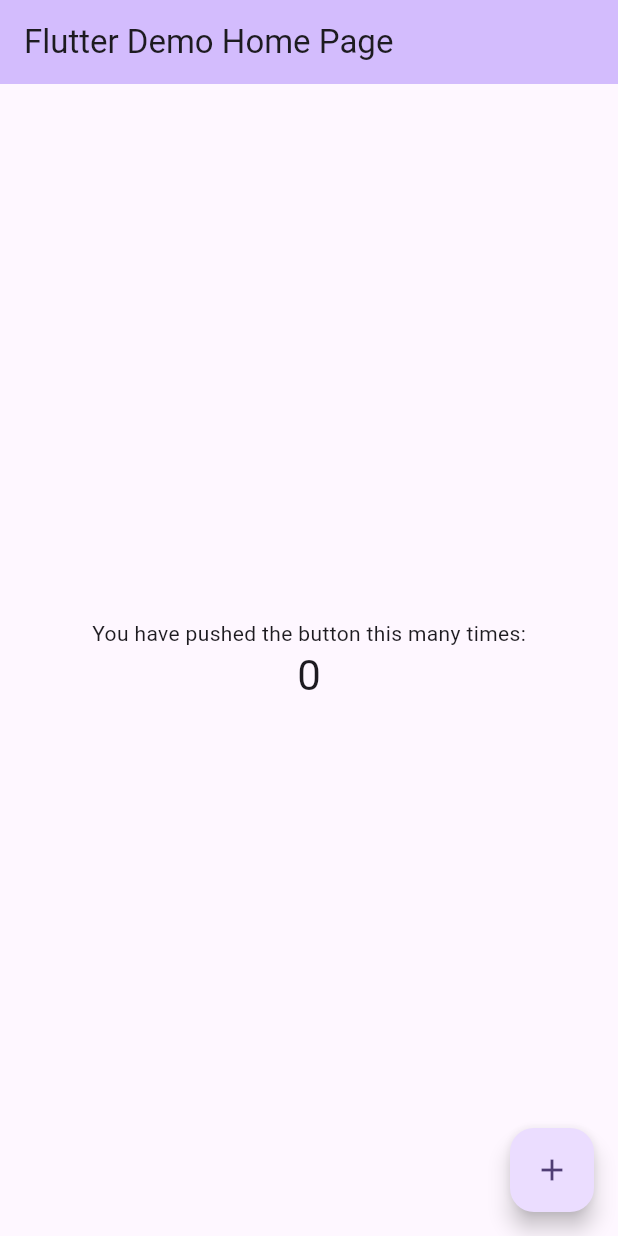
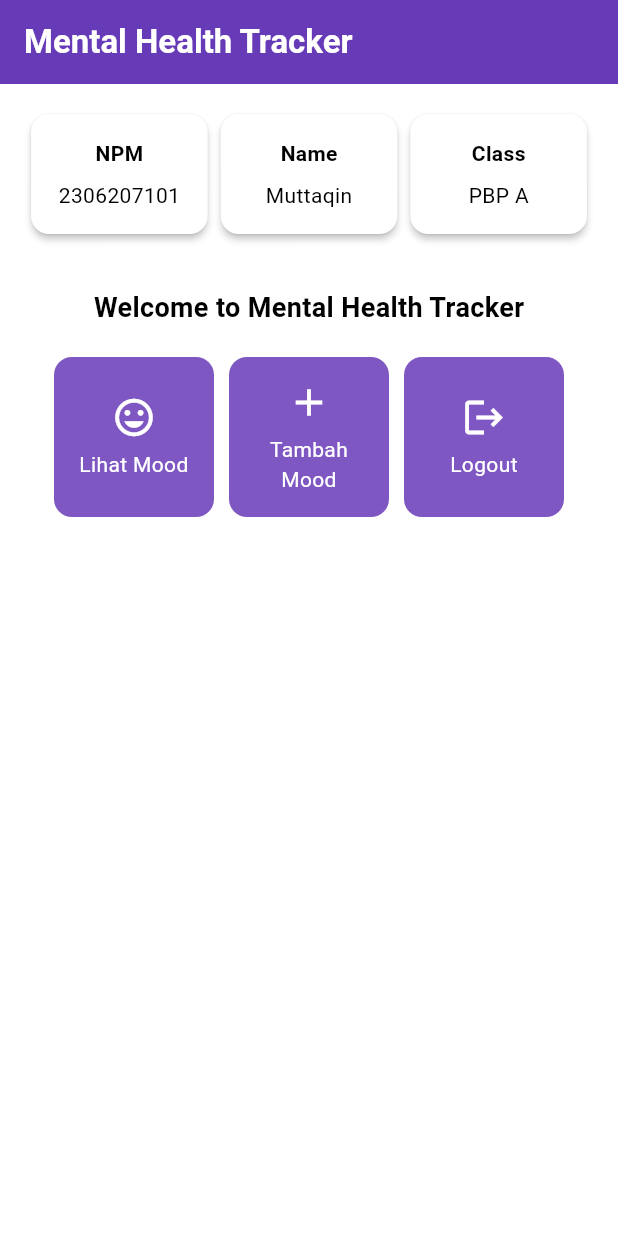
Before and after one commit to muttyqt15/mental-health-tracker-mobile, a Flutter app: the screen it shows after launch, on a phone screen of 412 x 824 dp. Run offline on Flutter 3.47's test engine with Material 3 defaults, Android fonts, the phone set to English and light mode, and no system bars.

Commit message:
feat: tutorial 6

```diff
--- a/lib/main.dart
+++ b/lib/main.dart
@@ -1,4 +1,5 @@
 import 'package:flutter/material.dart';
+import 'package:mental_health_tracker/menu.dart';
 
 void main() {
   runApp(const MyApp());
@@ -11,7 +12,7 @@ class MyApp extends StatelessWidget {
   @override
   Widget build(BuildContext context) {
     return MaterialApp(
-      title: 'Flutter Demo',
+      title: 'Flutter Page',
       theme: ThemeData(
         // This is the theme of your application.
         //
@@ -28,98 +29,12 @@ class MyApp extends StatelessWidget {
         //
         // This works for code too, not just values: Most code changes can be
         // tested with just a hot reload.
-        colorScheme: ColorScheme.fromSeed(seedColor: Colors.deepPurple),
+        colorScheme: ColorScheme.fromSwatch(
+          primarySwatch: Colors.deepPurple,
+        ).copyWith(secondary: Colors.deepPurple[400]),
         useMaterial3: true,
       ),
-      home: const MyHomePage(title: 'Flutter Demo Home Page'),
+      home: MyHomePage(),
     );
   }
 }
-
-class MyHomePage extends StatefulWidget {
-  const MyHomePage({super.key, required this.title});
-
-  // This widget is the home page of your application. It is stateful, meaning
-  // that it has a State object (defined below) that contains fields that affect
-  // how it looks.
-
-  // This class is the configuration for the state. It holds the values (in this
-  // case the title) provided by the parent (in this case the App widget) and
-  // used by the build method of the State. Fields in a Widget subclass are
-  // always marked "final".
-
-  final String title;
-
-  @override
-  State<MyHomePage> createState() => _MyHomePageState();
-}
-
-class _MyHomePageState extends State<MyHomePage> {
-  int _counter = 0;
-
-  void _incrementCounter() {
-    setState(() {
-      // This call to setState tells the Flutter framework that something has
-      // changed in this State, which causes it to rerun the build method below
-      // so that the display can reflect the updated values. If we changed
-      // _counter without calling setState(), then the build method would not be
-      // called again, and so nothing would appear to happen.
-      _counter++;
-    });
-  }
-
-  @override
-  Widget build(BuildContext context) {
-    // This method is rerun every time setState is called, for instance as done
-    // by the _incrementCounter method above.
-    //
-    // The Flutter framework has been optimized to make rerunning build methods
-    // fast, so that you can just rebuild anything that needs updating rather
-    // than having to individually change instances of widgets.
-    return Scaffold(
-      appBar: AppBar(
-        // TRY THIS: Try changing the color here to a specific color (to
-        // Colors.amber, perhaps?) and trigger a hot reload to see the AppBar
-        // change color while the other colors stay the same.
-        backgroundColor: Theme.of(context).colorScheme.inversePrimary,
-        // Here we take the value from the MyHomePage object that was created by
-        // the App.build method, and use it to set our appbar title.
-        title: Text(widget.title),
-      ),
-      body: Center(
-        // Center is a layout widget. It takes a single child and positions it
-        // in the middle of the parent.
-        child: Column(
-          // Column is also a layout widget. It takes a list of children and
-          // arranges them vertically. By default, it sizes itself to fit its
-          // children horizontally, and tries to be as tall as its parent.
-          //
-          // Column has various properties to control how it sizes itself and
-          // how it positions its children. Here we use mainAxisAlignment to
-          // center the children vertically; the main axis here is the vertical
-          // axis because Columns are vertical (the cross axis would be
-          // horizontal).
-          //
-          // TRY THIS: Invoke "debug painting" (choose the "Toggle Debug Paint"
-          // action in the IDE, or press "p" in the console), to see the
-          // wireframe for each widget.
-          mainAxisAlignment: MainAxisAlignment.center,
-          children: <Widget>[
-            const Text(
-              'You have pushed the button this many times:',
-            ),
-            Text(
-              '$_counter',
-              style: Theme.of(context).textTheme.headlineMedium,
-            ),
-          ],
-        ),
-      ),
-      floatingActionButton: FloatingActionButton(
-        onPressed: _incrementCounter,
-        tooltip: 'Increment',
-        child: const Icon(Icons.add),
-      ), // This trailing comma makes auto-formatting nicer for build methods.
-    );
-  }
-}
--- /dev/null
+++ b/lib/menu.dart
@@ -0,0 +1,186 @@
+import 'package:flutter/material.dart';
+
+class MyHomePage extends StatelessWidget  {
+  MyHomePage({super.key});
+
+  final String npm = '2306207101';
+  final String name = 'Muttaqin';
+  final String pbp_class = 'PBP A';
+
+  final List<ItemHomepage> items = [
+    ItemHomepage("Lihat Mood", Icons.mood),
+    ItemHomepage("Tambah Mood", Icons.add),
+    ItemHomepage("Logout", Icons.logout),
+  ];
+
+  @override
+  Widget build(BuildContext context) {
+    // Scaffold menyediakan struktur dasar halaman dengan AppBar dan body.
+    return Scaffold(
+      // AppBar adalah bagian atas halaman yang menampilkan judul.
+      appBar: AppBar(
+        // Judul aplikasi "Mental Health Tracker" dengan teks putih dan tebal.
+        title: const Text(
+          'Mental Health Tracker',
+          style: TextStyle(
+            color: Colors.white,
+            fontWeight: FontWeight.bold,
+          ),
+        ),
+        // Warna latar belakang AppBar diambil dari skema warna tema aplikasi.
+        backgroundColor: Theme.of(context).colorScheme.primary,
+      ),
+      // Body halaman dengan padding di sekelilingnya.
+      body: Padding(
+        padding: const EdgeInsets.all(16.0),
+        // Menyusun widget secara vertikal dalam sebuah kolom.
+        child: Column(
+          crossAxisAlignment: CrossAxisAlignment.center,
+          children: [
+            // Row untuk menampilkan 3 InfoCard secara horizontal.
+            Row(
+              mainAxisAlignment: MainAxisAlignment.spaceEvenly,
+              children: [
+                InfoCard(title: 'NPM', content: npm),
+                InfoCard(title: 'Name', content: name),
+                InfoCard(title: 'Class', content: pbp_class),
+              ],
+            ),
+
+            // Memberikan jarak vertikal 16 unit.
+            const SizedBox(height: 16.0),
+
+            // Menempatkan widget berikutnya di tengah halaman.
+            Center(
+              child: Column(
+                // Menyusun teks dan grid item secara vertikal.
+
+                children: [
+                  // Menampilkan teks sambutan dengan gaya tebal dan ukuran 18.
+                  const Padding(
+                    padding: EdgeInsets.only(top: 16.0),
+                    child: Text(
+                      'Welcome to Mental Health Tracker',
+                      style: TextStyle(
+                        fontWeight: FontWeight.bold,
+                        fontSize: 18.0,
+                      ),
+                    ),
+                  ),
+
+                  // Grid untuk menampilkan ItemCard dalam bentuk grid 3 kolom.
+                  GridView.count(
+                    primary: true,
+                    padding: const EdgeInsets.all(20),
+                    crossAxisSpacing: 10,
+                    mainAxisSpacing: 10,
+                    crossAxisCount: 3,
+                    // Agar grid menyesuaikan tinggi kontennya.
+                    shrinkWrap: true,
+
+                    // Menampilkan ItemCard untuk setiap item dalam list items.
+                    children: items.map((ItemHomepage item) {
+                      return ItemCard(item);
+                    }).toList(),
+                  ),
+                ],
+              ),
+            ),
+          ],
+        ),
+      ),
+    );
+  }
+}
+class InfoCard extends StatelessWidget {
+  // Kartu informasi yang menampilkan title dan content.
+
+  final String title;  // Judul kartu.
+  final String content;  // Isi kartu.
+
+  const InfoCard({super.key, required this.title, required this.content});
+
+  @override
+  Widget build(BuildContext context) {
+    return Card(
+      // Membuat kotak kartu dengan bayangan dibawahnya.
+      elevation: 2.0,
+      child: Container(
+        // Mengatur ukuran dan jarak di dalam kartu.
+        width: MediaQuery.of(context).size.width / 3.5, // menyesuaikan dengan lebar device yang digunakan.
+        padding: const EdgeInsets.all(16.0),
+        // Menyusun title dan content secara vertikal.
+        child: Column(
+          children: [
+            Text(
+              title,
+              style: const TextStyle(fontWeight: FontWeight.bold),
+            ),
+            const SizedBox(height: 8.0),
+            Text(content),
+          ],
+        ),
+      ),
+    );
+  }
+}
+class ItemHomepage {
+  final String name;
+  final IconData icon;
+
+  ItemHomepage(this.name, this.icon);
+}
+
+class ItemCard extends StatelessWidget {
+  // Menampilkan kartu dengan ikon dan nama.
+
+  final ItemHomepage item;
+
+  const ItemCard(this.item, {super.key});
+
+  @override
+  Widget build(BuildContext context) {
+    return Material(
+      // Menentukan warna latar belakang dari tema aplikasi.
+      color: Theme.of(context).colorScheme.secondary,
+      // Membuat sudut kartu melengkung.
+      borderRadius: BorderRadius.circular(12),
+
+      child: InkWell(
+        // Aksi ketika kartu ditekan.
+        onTap: () {
+          // Menampilkan pesan SnackBar saat kartu ditekan.
+          ScaffoldMessenger.of(context)
+            ..hideCurrentSnackBar()
+            ..showSnackBar(
+                SnackBar(content: Text("Kamu telah menekan tombol ${item.name}!"))
+            );
+        },
+        // Container untuk menyimpan Icon dan Text
+        child: Container(
+          padding: const EdgeInsets.all(8),
+          child: Center(
+            child: Column(
+              // Menyusun ikon dan teks di tengah kartu.
+              mainAxisAlignment: MainAxisAlignment.center,
+              children: [
+                Icon(
+                  item.icon,
+                  color: Colors.white,
+                  size: 30.0,
+                ),
+                const Padding(padding: EdgeInsets.all(3)),
+                Text(
+                  item.name,
+                  textAlign: TextAlign.center,
+                  style: const TextStyle(color: Colors.white),
+                ),
+              ],
+            ),
+          ),
+        ),
+      ),
+    );
+  }
+
+}
```
